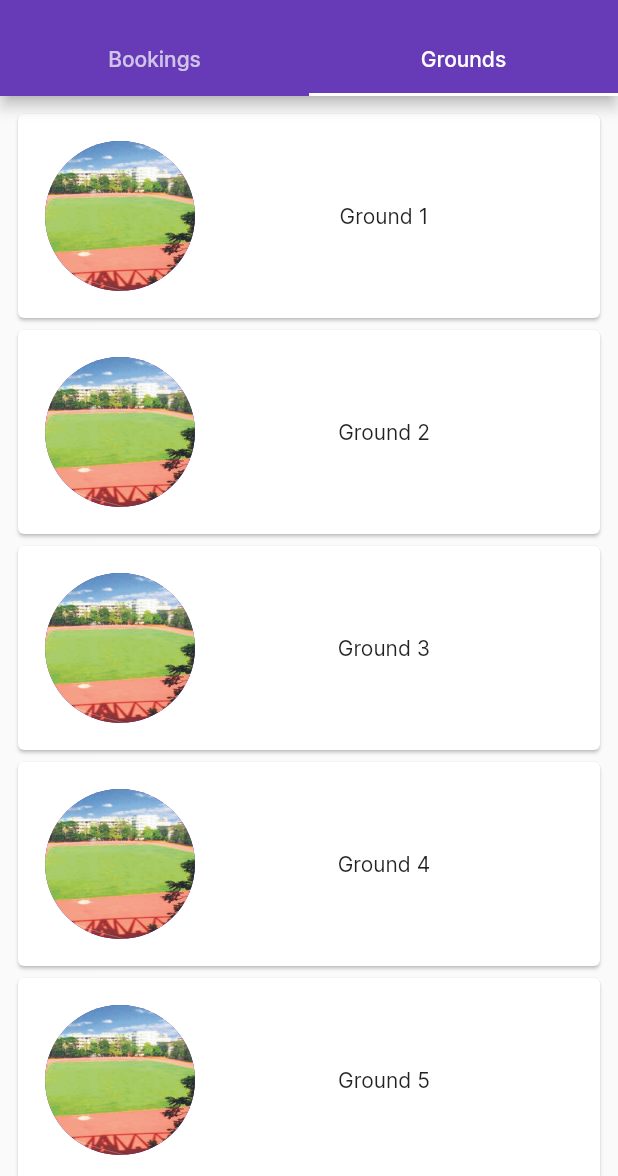
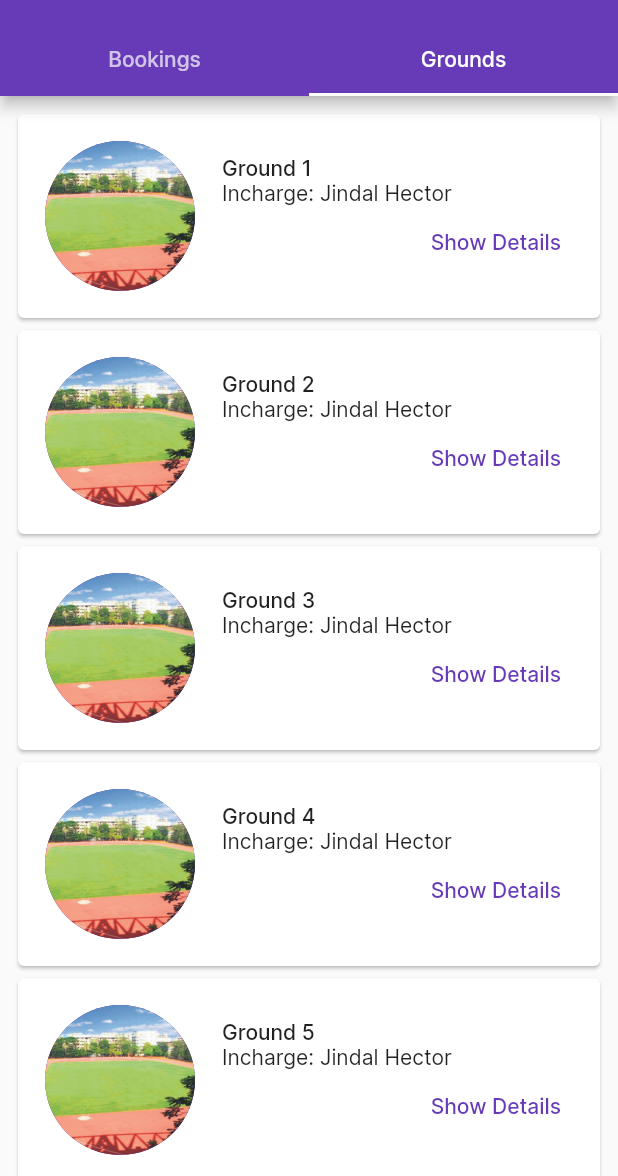
Before and after one commit to GautamVG/zschedule-front, a Flutter app: the screen it shows after launch, tab 2 chosen, on a phone screen of 412 x 824 dp, the part 60-1236 px from its top. Run offline on Flutter 3.47's test engine with Material 2 defaults, Android fonts, the phone set to English and light mode, and no system bars; our stand-ins replace phosphor_flutter.

Commit message:
ground details added

```diff
--- a/lib/models/ground.dart
+++ b/lib/models/ground.dart
@@ -1,5 +1,15 @@
 class Ground {
   String name;
   String img;
-  Ground(this.name, {this.img = 'assets/imgs/ground1.jpg'});
+  String incharge;
+  List<String> equipments;
+
+  Ground(
+    this.name,
+    {
+      this.img = "assets/imgs/ground1.jpg",
+      this.incharge = "Jindal Hector",
+      this.equipments = const ["Badminton", "Ball", "Football", "Bat"],
+    }
+  );
 }
--- a/lib/pages/grounds.dart
+++ b/lib/pages/grounds.dart
@@ -28,18 +28,99 @@ class GroundCard extends StatelessWidget {
 
   const GroundCard(this.ground, {super.key});
 
+  Widget buildGroundDetailsDialog(BuildContext context) {
+    Map<String, List<String>> items = {
+      "Equipments": ground.equipments
+    };
+
+    return AlertDialog(
+      title: const Text("Ground Details"),
+      content: SizedBox(
+        width: double.maxFinite,
+        height: 200,
+        child: ListView.builder(
+          itemCount: items.length,
+          itemBuilder: (context, i) {
+            String sectionName = items.keys.elementAt(i);
+            Iterable<Widget> sectionItems = items.values.elementAt(i)
+              .map((item) =>
+                Padding(
+                  padding: const EdgeInsets.symmetric(vertical: 4),
+                  child: Text(
+                    item,
+                    style: Theme.of(context).textTheme.bodyLarge
+                  ),
+                )
+              );
+
+            return Column(
+              crossAxisAlignment: CrossAxisAlignment.start,
+              children: [
+                Padding(
+                  padding: const EdgeInsets.symmetric(vertical: 8),
+                  child: Text(
+                    sectionName,
+                    style: Theme.of(context).textTheme.titleLarge
+                  ),
+                ),
+                ...sectionItems
+              ]
+            );
+          }
+        ),
+      ),
+      actions: [
+        TextButton(
+          child: const Text("Close"),
+          onPressed: () {
+            Navigator.pop(context);
+          },
+        )
+      ],
+    );
+  }
+
   @override
   Widget build(BuildContext context) {
     return Card(
       child: Padding(
         padding: const EdgeInsets.symmetric(horizontal: 18, vertical: 18),
-        child: Row(children: [
-          CircleAvatar(
-            radius: 50,
-            backgroundImage: AssetImage(ground.img),
-          ),
-          Expanded(child: Column(children: [Text(ground.name)]))
-        ]),
+        child: Row(
+          children: [
+            CircleAvatar(
+              radius: 50,
+              backgroundImage: AssetImage(ground.img),
+            ),
+            const SizedBox(width: 18),
+            Expanded(
+              child: Column(
+                mainAxisAlignment: MainAxisAlignment.spaceBetween,
+                crossAxisAlignment: CrossAxisAlignment.start,
+                children: [
+                  Text(
+                    ground.name,
+                    style: Theme.of(context).textTheme.bodyLarge,
+                  ),
+                  Text(
+                    "Incharge: ${ground.incharge}",
+                    style: Theme.of(context).textTheme.bodyMedium,
+                  ),
+                  Row(
+                    children: [
+                      const Spacer(),
+                      TextButton(
+                        child: const Text("Show Details"),
+                        onPressed: () {
+                          showDialog(context: context, builder: buildGroundDetailsDialog);
+                        },
+                      )
+                    ],
+                  )
+                ]
+              )
+            )
+          ]
+        ),
       ),
     );
   }
```
